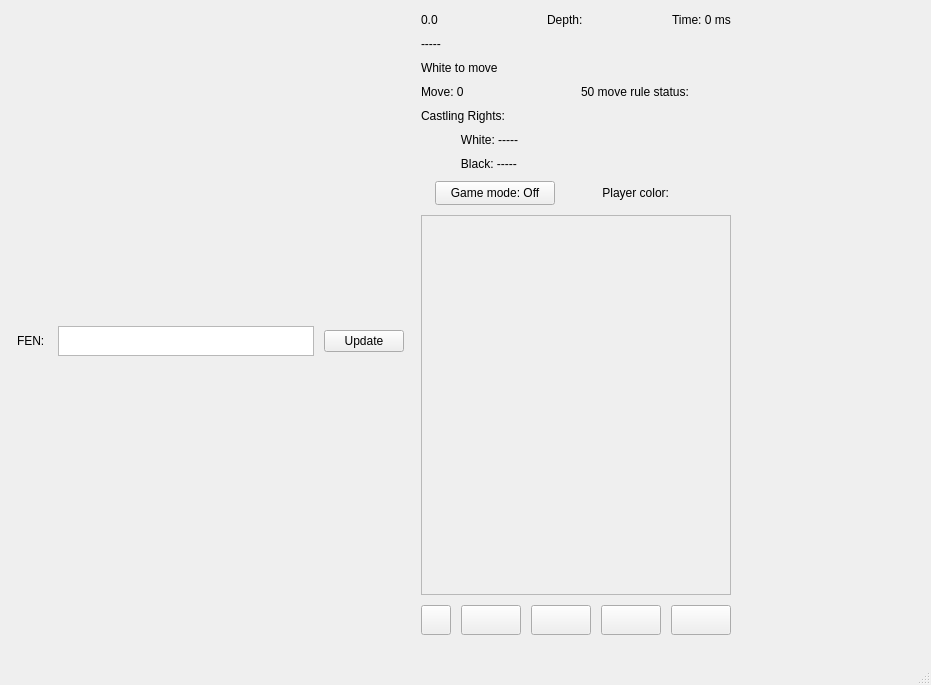
This is gui/DuckChessGUI/mainwindow.ui in szymon-majewski/Duck-Chess as Qt 5 draws it before an edit. The edited form follows.
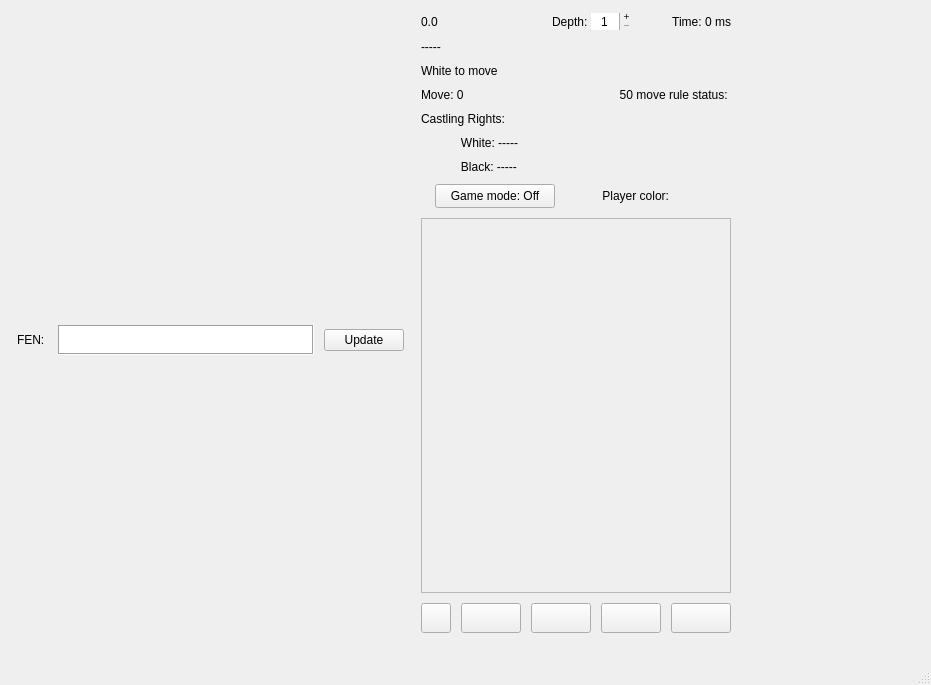
This is the edited form.

Commit message: Dynamic depth changing. GUI complete!

Patch:
```diff
--- a/gui/DuckChessGUI/mainwindow.ui
+++ b/gui/DuckChessGUI/mainwindow.ui
@@ -157,6 +157,18 @@
              <height>30</height>
             </size>
            </property>
+           <property name="focusPolicy">
+            <enum>Qt::ClickFocus</enum>
+           </property>
+           <property name="frameShape">
+            <enum>QFrame::Box</enum>
+           </property>
+           <property name="frameShadow">
+            <enum>QFrame::Sunken</enum>
+           </property>
+           <property name="lineWidth">
+            <number>1</number>
+           </property>
           </widget>
          </item>
          <item>
@@ -181,9 +193,18 @@
           <enum>QLayout::SetFixedSize</enum>
          </property>
          <item>
-          <layout class="QHBoxLayout" name="evaluationAndDepthLayout" stretch="1,1,0">
+          <layout class="QHBoxLayout" name="evaluationAndDepthLayout" stretch="1,0,0,1">
+           <property name="spacing">
+            <number>0</number>
+           </property>
            <item>
             <widget class="QLabel" name="evaluationLabel">
+             <property name="minimumSize">
+              <size>
+               <width>0</width>
+               <height>0</height>
+              </size>
+             </property>
              <property name="text">
               <string>0.0</string>
              </property>
@@ -202,11 +223,66 @@
              </property>
             </widget>
            </item>
+           <item>
+            <widget class="QSpinBox" name="depthSpinBox">
+             <property name="minimumSize">
+              <size>
+               <width>40</width>
+               <height>0</height>
+              </size>
+             </property>
+             <property name="maximumSize">
+              <size>
+               <width>50</width>
+               <height>16777215</height>
+              </size>
+             </property>
+             <property name="focusPolicy">
+              <enum>Qt::NoFocus</enum>
+             </property>
+             <property name="styleSheet">
+              <string notr="true"/>
+             </property>
+             <property name="frame">
+              <bool>false</bool>
+             </property>
+             <property name="alignment">
+              <set>Qt::AlignCenter</set>
+             </property>
+             <property name="readOnly">
+              <bool>false</bool>
+             </property>
+             <property name="buttonSymbols">
+              <enum>QAbstractSpinBox::PlusMinus</enum>
+             </property>
+             <property name="keyboardTracking">
+              <bool>false</bool>
+             </property>
+             <property name="minimum">
+              <number>1</number>
+             </property>
+             <property name="maximum">
+              <number>30</number>
+             </property>
+             <property name="value">
+              <number>1</number>
+             </property>
+            </widget>
+           </item>
            <item>
             <widget class="QLabel" name="timeLabel">
+             <property name="maximumSize">
+              <size>
+               <width>100</width>
+               <height>16777215</height>
+              </size>
+             </property>
              <property name="text">
               <string>Time: 0 ms</string>
              </property>
+             <property name="alignment">
+              <set>Qt::AlignRight|Qt::AlignTrailing|Qt::AlignVCenter</set>
+             </property>
             </widget>
            </item>
           </layout>
@@ -226,7 +302,7 @@
           </widget>
          </item>
          <item>
-          <layout class="QHBoxLayout" name="movesNumbersLayout">
+          <layout class="QHBoxLayout" name="movesNumbersLayout" stretch="1,1">
            <item>
             <widget class="QLabel" name="moveNumberLabel">
              <property name="text">
@@ -239,6 +315,9 @@
              <property name="text">
               <string>50 move rule status: </string>
              </property>
+             <property name="alignment">
+              <set>Qt::AlignRight|Qt::AlignTrailing|Qt::AlignVCenter</set>
+             </property>
             </widget>
            </item>
           </layout>
@@ -326,7 +405,7 @@
          <property name="minimumSize">
           <size>
            <width>0</width>
-           <height>380</height>
+           <height>375</height>
           </size>
          </property>
          <property name="maximumSize">
```
The commit also changes 5 other files.
